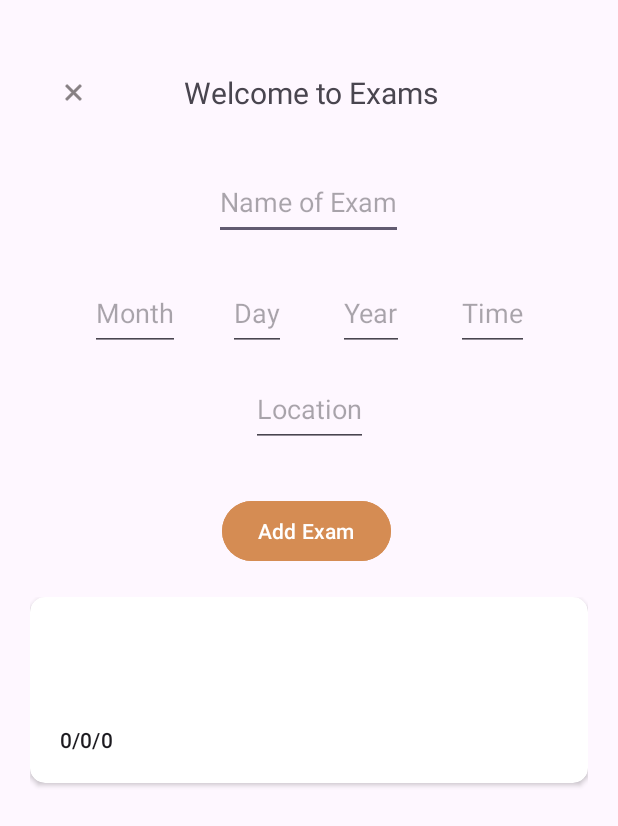
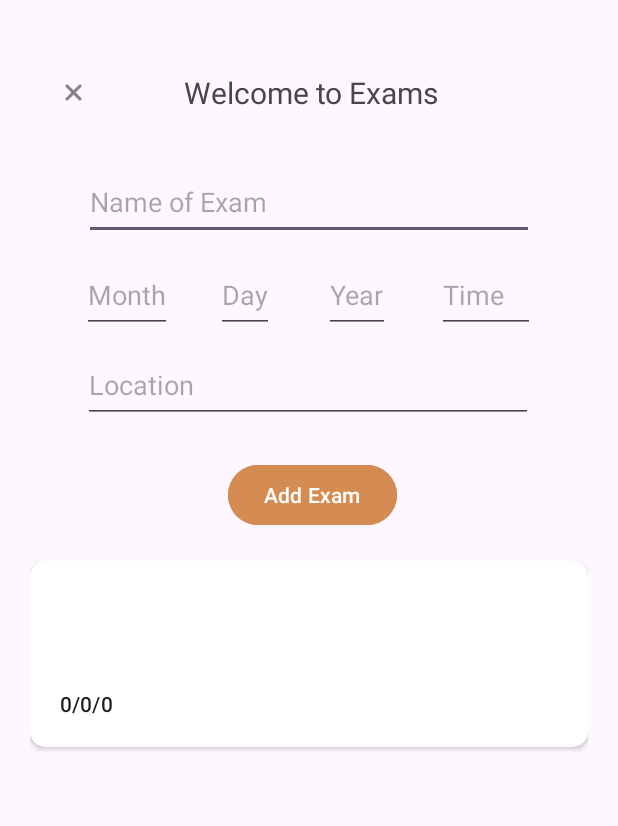
Before and after one commit to maxxu123456/college-scheduler, an Android app: the ExamActivity screen opened directly, with no data from a screen before it, after a tap on "Add Exam", on a phone screen of 412 x 824 dp. Shown: the top 826 px of the screen. Run offline under Robolectric (Android 15) with nearby library versions, the phone set to English and light mode, and no system bars; our stand-ins replace Room's generated code, data binding; 3 statements that could not run were skipped.

Commit message:
more styling

```diff
--- a/app/src/main/res/layout/activity_assignment.xml
+++ b/app/src/main/res/layout/activity_assignment.xml
@@ -41,7 +41,7 @@
 
         <EditText
             android:id="@+id/assignmentsName"
-            android:layout_width="wrap_content"
+            android:layout_width="300dp"
             android:layout_height="wrap_content"
             android:layout_marginTop="16dp"
             android:hint="Name of Assignment"
@@ -56,6 +56,7 @@
             android:layout_marginTop="12dp"
             android:hint="Due Month"
             app:layout_constraintEnd_toStartOf="@+id/assignmentsDueDay"
+            app:layout_constraintHorizontal_bias="0.756"
             app:layout_constraintStart_toStartOf="parent"
             app:layout_constraintTop_toBottomOf="@+id/assignmentsName" />
 
@@ -77,12 +78,13 @@
             android:layout_marginTop="12dp"
             android:hint="Due Year"
             app:layout_constraintEnd_toEndOf="parent"
+            app:layout_constraintHorizontal_bias="0.382"
             app:layout_constraintStart_toEndOf="@+id/assignmentsDueDay"
             app:layout_constraintTop_toBottomOf="@+id/assignmentsName" />
 
         <EditText
             android:id="@+id/assignmentsClass"
-            android:layout_width="wrap_content"
+            android:layout_width="300dp"
             android:layout_height="wrap_content"
             android:layout_marginTop="12dp"
             android:hint="Class"
--- a/app/src/main/res/layout/activity_exam.xml
+++ b/app/src/main/res/layout/activity_exam.xml
@@ -35,7 +35,7 @@
 
         <EditText
             android:id="@+id/examsName"
-            android:layout_width="wrap_content"
+            android:layout_width="300dp"
             android:layout_height="50dp"
             android:layout_marginTop="12dp"
             android:hint="Name of Exam"
@@ -48,10 +48,10 @@
             android:id="@+id/examsMonth"
             android:layout_width="wrap_content"
             android:layout_height="50dp"
-            android:layout_marginTop="24dp"
+            android:layout_marginTop="12dp"
             android:hint="Month"
             app:layout_constraintEnd_toStartOf="@+id/examsDay"
-            app:layout_constraintHorizontal_bias="0.65"
+            app:layout_constraintHorizontal_bias="0.647"
             app:layout_constraintStart_toStartOf="parent"
             app:layout_constraintTop_toBottomOf="@+id/examsName" />
 
@@ -59,10 +59,10 @@
             android:id="@+id/examsDay"
             android:layout_width="wrap_content"
             android:layout_height="50dp"
-            android:layout_marginTop="24dp"
+            android:layout_marginTop="12dp"
             android:hint="Day"
             app:layout_constraintEnd_toEndOf="parent"
-            app:layout_constraintHorizontal_bias="0.407"
+            app:layout_constraintHorizontal_bias="0.386"
             app:layout_constraintStart_toStartOf="parent"
             app:layout_constraintTop_toBottomOf="@+id/examsName" />
 
@@ -70,31 +70,32 @@
             android:id="@+id/examsYear"
             android:layout_width="wrap_content"
             android:layout_height="50dp"
-            android:layout_marginTop="24dp"
+            android:layout_marginTop="12dp"
             android:hint="Year"
             app:layout_constraintEnd_toEndOf="parent"
-            app:layout_constraintHorizontal_bias="0.196"
+            app:layout_constraintHorizontal_bias="0.179"
             app:layout_constraintStart_toEndOf="@+id/examsDay"
             app:layout_constraintTop_toBottomOf="@+id/examsName" />
 
         <EditText
             android:id="@+id/examsTime"
-            android:layout_width="wrap_content"
+            android:layout_width="65dp"
             android:layout_height="50dp"
-            android:layout_marginTop="24dp"
+            android:layout_marginTop="12dp"
             android:hint="Time"
             app:layout_constraintEnd_toEndOf="parent"
-            app:layout_constraintHorizontal_bias="0.368"
+            app:layout_constraintHorizontal_bias="0.363"
             app:layout_constraintStart_toEndOf="@+id/examsYear"
             app:layout_constraintTop_toBottomOf="@+id/examsName" />
 
         <EditText
             android:id="@+id/examsLocation"
-            android:layout_width="wrap_content"
+            android:layout_width="300dp"
             android:layout_height="50dp"
-            android:layout_marginTop="88dp"
+            android:layout_marginTop="72dp"
             android:hint="Location"
             app:layout_constraintEnd_toEndOf="parent"
+            app:layout_constraintHorizontal_bias="0.495"
             app:layout_constraintStart_toStartOf="parent"
             app:layout_constraintTop_toBottomOf="@+id/examsName" />
 
@@ -102,8 +103,8 @@
             android:id="@+id/examsAdd"
             android:layout_width="wrap_content"
             android:layout_height="wrap_content"
-            android:layout_marginStart="148dp"
-            android:layout_marginTop="32dp"
+            android:layout_marginStart="152dp"
+            android:layout_marginTop="24dp"
             android:backgroundTint="#D58C53"
             android:text="Add Exam"
             app:layout_constraintStart_toStartOf="parent"
--- a/app/src/main/res/layout/exam_list_item.xml
+++ b/app/src/main/res/layout/exam_list_item.xml
@@ -59,8 +59,8 @@
                 android:text="@{exam.examLocation}"
                 app:layout_constraintTop_toBottomOf="@+id/eTitle"
                 tools:layout_editor_absoluteX="4dp" />
-            </androidx.constraintlayout.widget.ConstraintLayout>
-        </androidx.cardview.widget.CardView>
+        </androidx.constraintlayout.widget.ConstraintLayout>
+    </androidx.cardview.widget.CardView>
 
 <!--    <androidx.constraintlayout.widget.ConstraintLayout-->
 <!--        android:layout_width="wrap_content"-->
```
Also changed, not shown: app/src/main/res/layout/activity_course.xml (+6 -5 lines), app/src/main/res/layout/activity_todo.xml (+6 -2 lines), app/src/main/res/layout/course_list_item.xml (+43 -17 lines).
